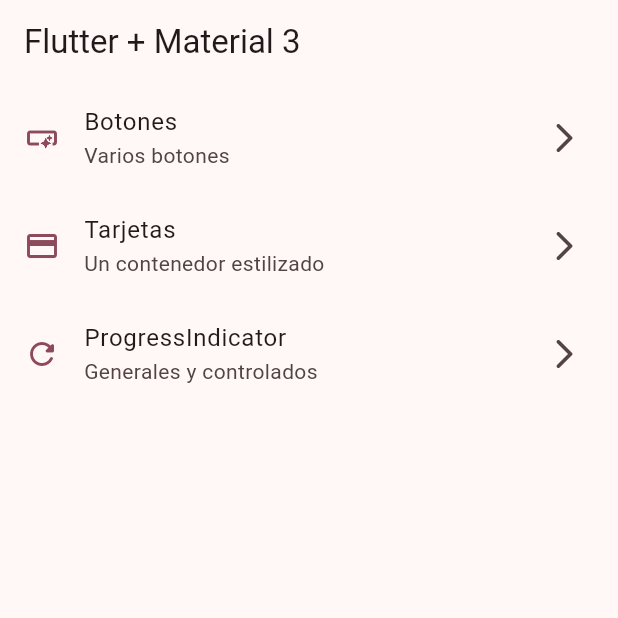
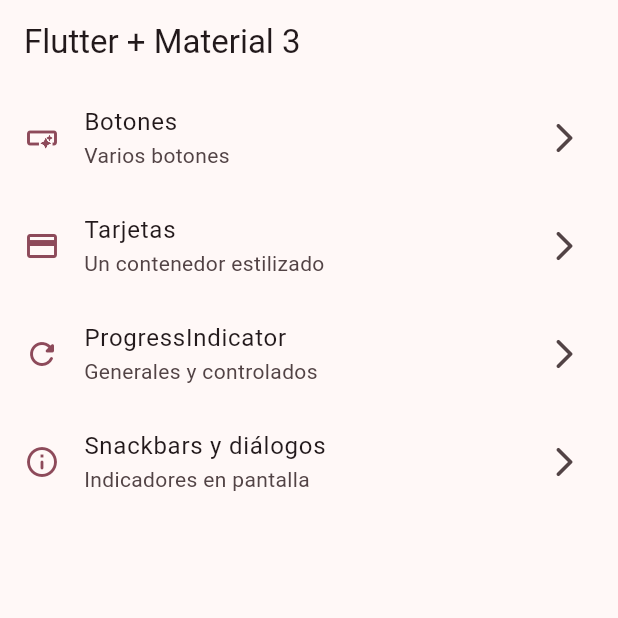
Before and after one commit to Angel453-jpg/widgets-app-flutter, a Flutter app: the screen it shows after launch, on a phone screen of 412 x 824 dp, the top half of it. Run offline on Flutter 3.47's test engine with Material 3 defaults, Android fonts, the phone set to English and light mode, and no system bars; our stand-ins replace go_router.

Commit message:
Snackbars Dialogs terminados

```diff
--- a/lib/config/menu/menu_items.dart
+++ b/lib/config/menu/menu_items.dart
@@ -33,4 +33,10 @@ const appMenuItems = <MenuItems>[
     link: '/progress',
     icon: Icons.refresh_rounded,
   ),
+  MenuItems(
+    title: 'Snackbars y diálogos',
+    subTitle: 'Indicadores en pantalla',
+    link: '/snackbars',
+    icon: Icons.info_outline_rounded,
+  ),
 ];
--- a/lib/config/router/app_router.dart
+++ b/lib/config/router/app_router.dart
@@ -24,5 +24,10 @@ final appRouter = GoRouter(
       name: ProgressScreen.name,
       builder: (context, state) => ProgressScreen(),
     ),
+    GoRoute(
+      path: '/snackbars',
+      name: SnackBarScreen.name,
+      builder: (context, state) => SnackBarScreen(),
+    ),
   ],
 );
--- a/lib/main.dart
+++ b/lib/main.dart
@@ -12,6 +12,7 @@ class MainApp extends StatelessWidget {
   @override
   Widget build(BuildContext context) {
     return MaterialApp.router(
+      title: 'Flutter Widgets',
       routerConfig: appRouter,
       debugShowCheckedModeBanner: false,
       theme: AppTheme(selectedColor: 7).getTheme(),
```
Also changed, not shown: lib/presentation/screens/snackbar/snackbar_screen.dart (+64 -1 lines).
